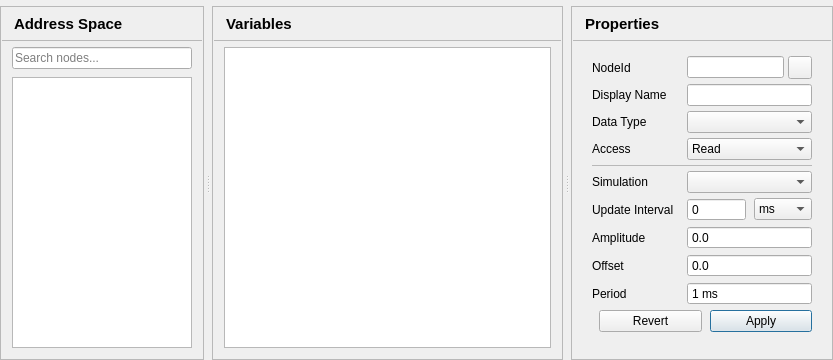
Before: the Qt Designer form src/ui/pages/objectspage.ui in sanny32/OpenUaSim, drawn with Qt 5.
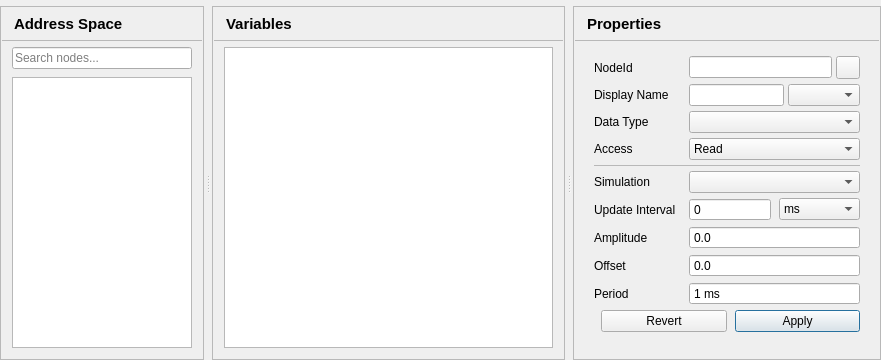
After: the same form once the commit is applied.

Commit message:
Add variable icon picker and keep the Value column wide enough
Variables get an icon picker next to the display name and in the Add Node
dialog; the choice is stored in the project and refreshes the tree without
rebuilding the address space. The Value column now grows to fit changing
values and never shrinks, so live values are not elided and do not jitter.

What changed in the file:
```diff
--- a/src/ui/pages/objectspage.ui
+++ b/src/ui/pages/objectspage.ui
@@ -466,8 +466,24 @@
                </widget>
               </item>
               <item row="1" column="1">
-               <widget class="QLineEdit" name="displayNameEdit">
-</widget>
+               <layout class="QHBoxLayout" name="displayNameLayout">
+                <property name="spacing">
+                 <number>4</number>
+                </property>
+                <item>
+                 <widget class="QLineEdit" name="displayNameEdit"/>
+                </item>
+                <item>
+                 <widget class="QComboBox" name="iconCombo">
+                  <property name="toolTip">
+                   <string>Icon</string>
+                  </property>
+                  <property name="accessibleName">
+                   <string>Icon</string>
+                  </property>
+                 </widget>
+                </item>
+               </layout>
               </item>
               <item row="2" column="0">
                <widget class="QLabel" name="dataTypeLabel">
```
The commit also changes 27 other files.
